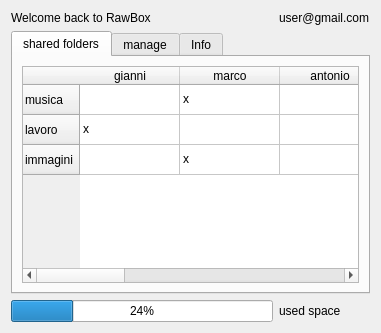
First picture: the form in client/GUI/rawbox.ui, repository corso-python-prato/share-system-team1, before the edit.
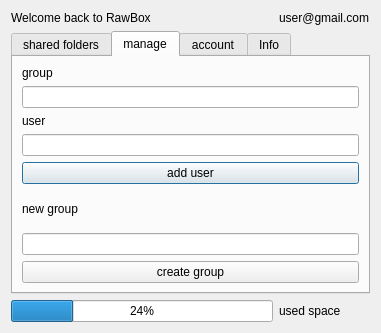
Second picture: the form after the edit.

Commit message: update ui to add user and group

What changed in the file:
```diff
--- a/client/GUI/rawbox.ui
+++ b/client/GUI/rawbox.ui
@@ -45,7 +45,7 @@
    <item row="1" column="0" colspan="2">
     <widget class="QTabWidget" name="tabWidget">
      <property name="currentIndex">
-      <number>0</number>
+      <number>1</number>
      </property>
      <widget class="QWidget" name="tab_2">
       <attribute name="title">
@@ -153,9 +153,68 @@
        </item>
       </layout>
      </widget>
-     <widget class="QWidget" name="tab">
+     <widget class="QWidget" name="tab_4">
       <attribute name="title">
        <string>manage</string>
+      </attribute>
+      <layout class="QGridLayout" name="gridLayout_8">
+       <item row="0" column="0">
+        <layout class="QGridLayout" name="gridLayout_6">
+         <item row="4" column="0">
+          <widget class="QLabel" name="label_14">
+           <property name="text">
+            <string>user</string>
+           </property>
+          </widget>
+         </item>
+         <item row="5" column="0">
+          <widget class="QLineEdit" name="lineEdit_7"/>
+         </item>
+         <item row="3" column="0">
+          <widget class="QLineEdit" name="lineEdit_6"/>
+         </item>
+         <item row="2" column="0">
+          <widget class="QLabel" name="label_13">
+           <property name="text">
+            <string>group</string>
+           </property>
+          </widget>
+         </item>
+         <item row="6" column="0">
+          <widget class="QPushButton" name="pushButton_2">
+           <property name="text">
+            <string>add user</string>
+           </property>
+          </widget>
+         </item>
+        </layout>
+       </item>
+       <item row="1" column="0">
+        <layout class="QGridLayout" name="gridLayout_7">
+         <item row="1" column="0">
+          <widget class="QLineEdit" name="lineEdit_8"/>
+         </item>
+         <item row="0" column="0">
+          <widget class="QLabel" name="label_15">
+           <property name="text">
+            <string>new group</string>
+           </property>
+          </widget>
+         </item>
+         <item row="2" column="0">
+          <widget class="QPushButton" name="pushButton_3">
+           <property name="text">
+            <string>create group</string>
+           </property>
+          </widget>
+         </item>
+        </layout>
+       </item>
+      </layout>
+     </widget>
+     <widget class="QWidget" name="tab">
+      <attribute name="title">
+       <string>account</string>
       </attribute>
       <layout class="QGridLayout" name="gridLayout_4">
        <item row="4" column="0">
```
Left out of the diff: 14 changed lines with no effect on the pictures. The commit also changes 1 other file.
